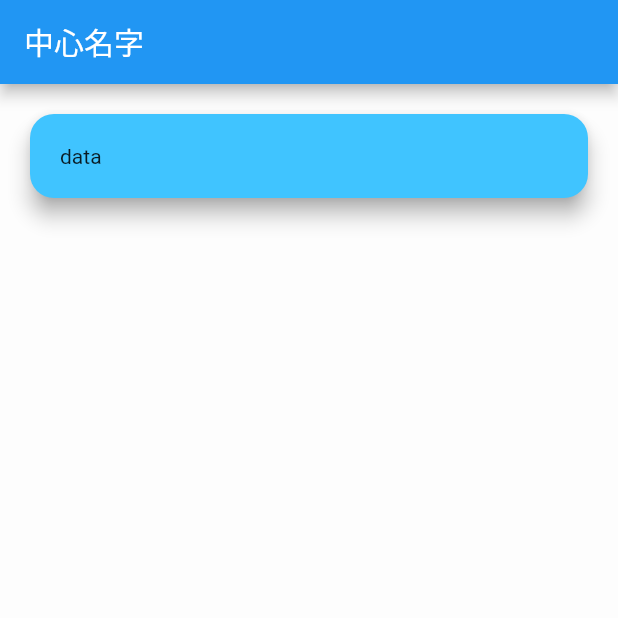
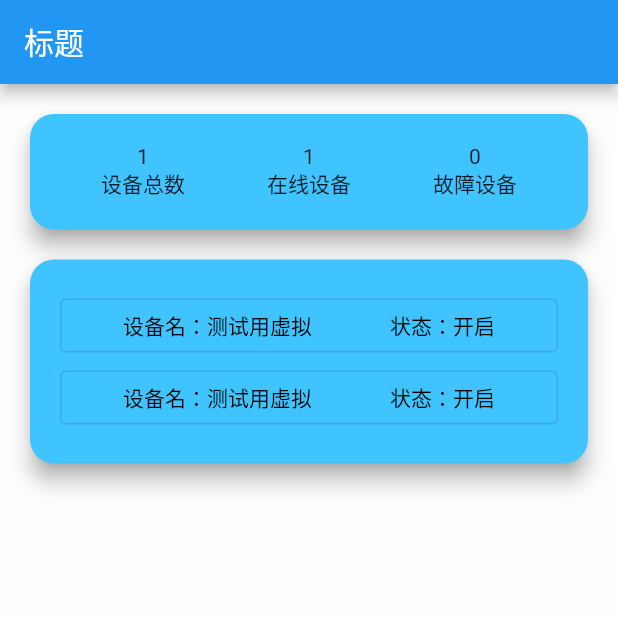
Before and after one commit to sdadgz/dmp_flutter, a Flutter app: the screen it shows after launch, on a phone screen of 412 x 824 dp, the top half of it. Run offline on Flutter 3.47's test engine with Material 2 defaults, Android fonts, the phone set to English and light mode, and no system bars; our stand-ins replace go_router, logger; missing offline and left inert: udp.

Commit message:
设备总计和列表详情

```diff
--- a/lib/compoments/common/card.dart
+++ b/lib/compoments/common/card.dart
@@ -13,7 +13,7 @@ class SCard extends StatelessWidget {
   @override
   Widget build(BuildContext context) {
     return Card(
-      margin: const EdgeInsets.all(20),
+      margin: const EdgeInsets.fromLTRB(20, 20, 20, 0),
       color: color,
       shadowColor: Colors.grey,
       elevation: 6,
--- a/lib/compoments/common/udp.dart
+++ b/lib/compoments/common/udp.dart
@@ -3,15 +3,18 @@ import 'package:udp/udp.dart';
 
 class Udp {
   // 端口
-  static int port = 60000;
+  static int targetPort = 60000;
+  static int receiverPort = 3000;
 
-  static void send(String msg) async {
-    var sender = await UDP.bind(Endpoint.any());
-    await sender.send(_hexMsg(msg), Endpoint.broadcast(port: Port(port)));
-    Log.info("发送消息 $msg 到 $port 端口");
+  // 广播发送信息
+  static void broadcastHex(String msg) async {
+    var sender = await UDP.bind(Endpoint.any(port: receiverPort));
+    await sender.send(_hexMsg(msg), Endpoint.broadcast(port: Port(targetPort)));
+    Log.info("广播消息 $msg 到 $targetPort 端口");
     sender.close();
   }
 
+  // 转16进制数组
   static List<int> _hexMsg(String msg) {
     List<int> res = [];
     // 去非法数据
--- a/lib/compoments/dmp/dmp_button.dart
+++ b/lib/compoments/dmp/dmp_button.dart
@@ -17,7 +17,7 @@ class _UdpButtonFulState extends State<UdpButtonFul> {
   // 点击按钮
   void _click() {
     setState(() {
-      Udp.send(widget.msg);
+      Udp.broadcastHex(widget.msg);
     });
   }
 
--- /dev/null
+++ b/lib/compoments/home/constant.dart
@@ -0,0 +1,21 @@
+// 设备名字表
+Map<int, String> _devicesNameMap = {
+  0: "测试用虚拟",
+};
+
+// 设备状态表
+Map<int, String> _devicesStateMap = {
+  0: "关闭",
+  1: "开启",
+  2: "错误",
+};
+
+// 获取设备名
+String getDevicesName(int devicesCode) {
+  return _devicesNameMap[devicesCode] ?? "未注册设备";
+}
+
+// 获取设备状态
+String getDevicesState(int stateCode) {
+  return _devicesStateMap[stateCode] ?? "未知状态";
+}
--- a/lib/compoments/home/devices_info.dart
+++ b/lib/compoments/home/devices_info.dart
@@ -1,10 +1,47 @@
+import 'package:demo/compoments/home/constant.dart';
 import 'package:flutter/material.dart';
 
+// 设备在线信息
 class DevicesInfo extends StatelessWidget {
-  const DevicesInfo({Key? key}) : super(key: key);
+  const DevicesInfo({Key? key, this.count = 114514, this.label = "在线设备"})
+      : super(key: key);
+
+  final int count;
+  final String label;
 
   @override
   Widget build(BuildContext context) {
-    return const Placeholder();
+    return Column(
+      children: [
+        Text(count.toString()),
+        Text(label),
+      ],
+    );
   }
 }
+
+// 设备详情卡片
+class DevicesDetails extends StatelessWidget {
+  const DevicesDetails(
+      {Key? key, required this.nameCode, required this.devicesState})
+      : super(key: key);
+
+  final int nameCode; // 设备名代码
+  final int devicesState; // 设备状态
+
+  @override
+  Widget build(BuildContext context) {
+    return OutlinedButton(
+      onPressed: () {},
+      child: Row(
+        mainAxisAlignment: MainAxisAlignment.spaceAround,
+        children: [
+          Text("设备名：${getDevicesName(nameCode)}",
+              style: const TextStyle(color: Colors.black)),
+          Text("状态：${getDevicesState(devicesState)}",
+              style: const TextStyle(color: Colors.black))
+        ],
+      ),
+    );
+  }
+}
--- a/lib/pages/dmp.dart
+++ b/lib/pages/dmp.dart
@@ -55,7 +55,7 @@ class _DmpState extends State<Dmp> {
   Widget _showEditDialog(BuildContext context) {
     controller = TextEditingController();
     // 设置值
-    controller.text = Udp.port.toString();
+    controller.text = Udp.targetPort.toString();
 
     return StatefulBuilder(builder: (context, setState) {
       return AlertDialog(
@@ -99,7 +99,7 @@ class _DmpState extends State<Dmp> {
             onPressed: () {
               final int port = int.parse(controller.text);
               if (port > 0 && port <= 65535) {
-                Udp.port = port;
+                Udp.targetPort = port;
                 Navigator.pop(context);
                 Log.info(port);
               }
--- a/lib/pages/home.dart
+++ b/lib/pages/home.dart
@@ -1,12 +1,13 @@
 import 'package:demo/compoments/common/card.dart';
 import 'package:demo/compoments/dmp/dmp_button.dart';
+import 'package:demo/compoments/home/devices_info.dart';
 import 'package:demo/pages/dmp.dart';
 import 'package:flutter/material.dart';
 
 class Home extends StatefulWidget {
-  const Home({Key? key}) : super(key: key);
+  const Home({Key? key, this.title = "标题"}) : super(key: key);
 
-  final String title = "title";
+  final String title;
 
   @override
   State<Home> createState() => _HomeState();
@@ -18,15 +19,32 @@ class _HomeState extends State<Home> {
     return MaterialApp(
       home: Scaffold(
         appBar: AppBar(
-          title: const Text("中心名字"),
+          title: Text(widget.title),
         ),
         body: Container(
             color: Colors.white54,
             child: ListView(
-              children: const [
+              children: [
                 SCard(
-                  child: Text("data"),
-                )
+                  child: Row(
+                    mainAxisAlignment: MainAxisAlignment.spaceAround,
+                    children: const [
+                      // todo udp获取数据
+                      DevicesInfo(count: 1, label: "设备总数"),
+                      DevicesInfo(count: 1, label: "在线设备"),
+                      DevicesInfo(count: 0, label: "故障设备"),
+                    ],
+                  ),
+                ),
+                SCard(
+                  child: Column(
+                    children: const [
+                      // todo udp获取数据
+                      DevicesDetails(nameCode: 0, devicesState: 1),
+                      DevicesDetails(nameCode: 0, devicesState: 1),
+                    ],
+                  ),
+                ),
               ],
             )),
       ),
```
Also changed, not shown: 1 other file.
